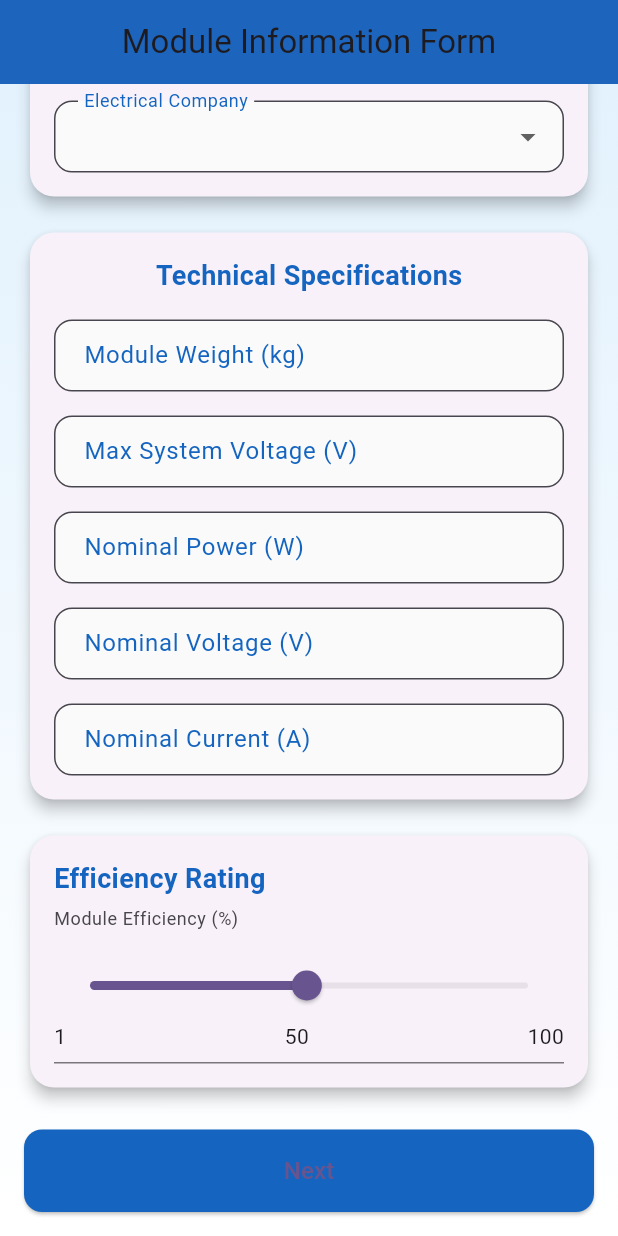
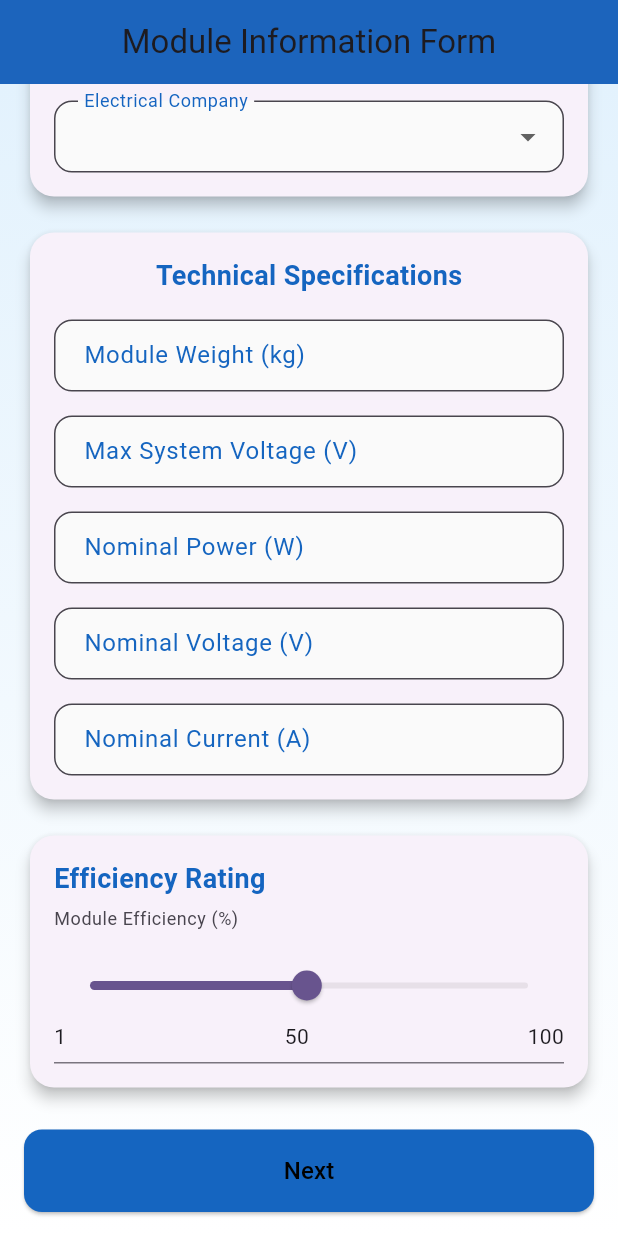
Before and after one commit to Abi27052000/Form_Flutter, a Flutter app: the screen it shows after launch, scrolled down 217 dp, on a phone screen of 412 x 824 dp. Run offline on Flutter 3.47's test engine with Material 3 defaults, Android fonts, the phone set to English and light mode, and no system bars; drawn by our look-alikes of flutter_form_builder; our stand-ins replace form_builder_validators.

Commit message:
Add the final code

```diff
--- a/lib/FormScreen.dart.dart
+++ b/lib/FormScreen.dart.dart
@@ -120,7 +120,7 @@ class _FormScreenState extends State<FormScreen> {
                   ),
                   child: const Text(
                     'Next',
-                    style: TextStyle(fontSize: 16),
+                    style: TextStyle(fontSize: 16, color: Colors.black),
                   ),
                 ),
               ],
```
